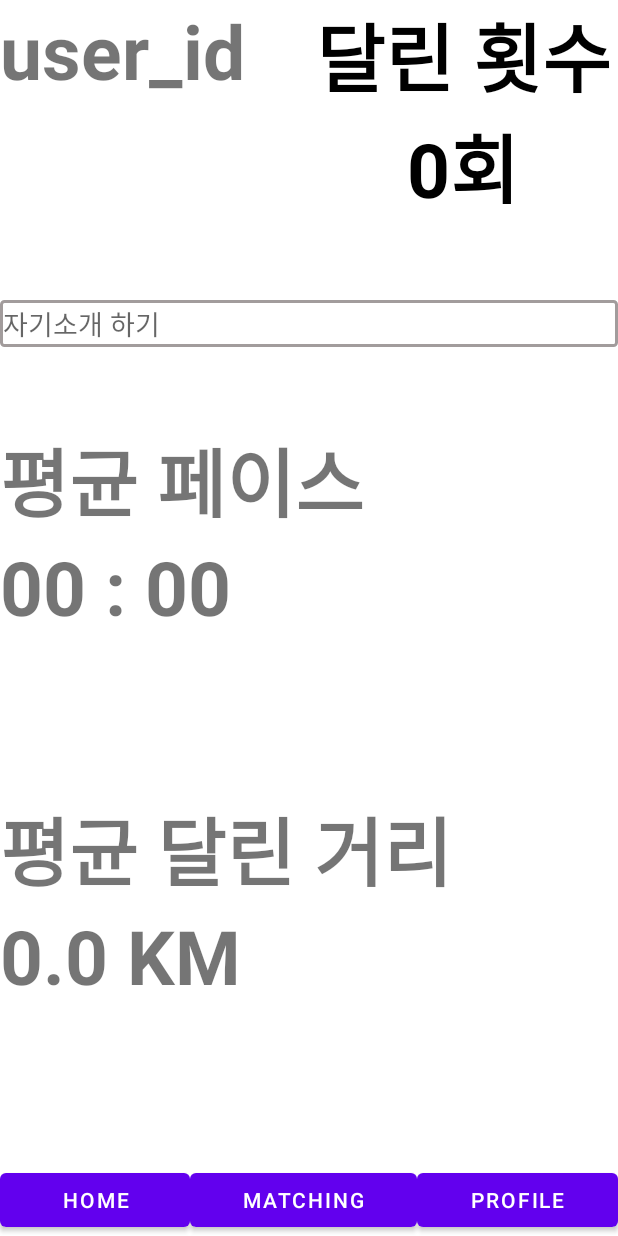
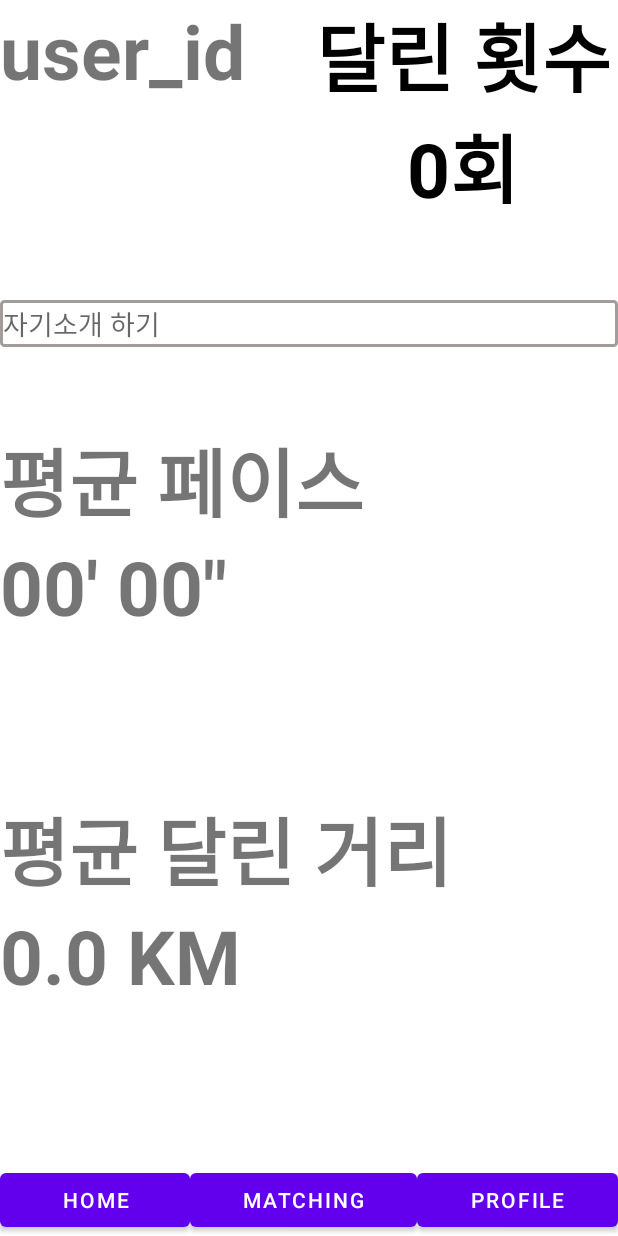
Before and after one commit to CSID-DGU/2022-01-OSSP1-Returns-2, an Android app: the layout activity_profile.xml on its own in the app's theme, with its tools: preview values and no code run, on a phone screen of 412 x 824 dp. Run offline under Robolectric (Android 15) with nearby library versions, the phone set to English and light mode, and no system bars.

Commit message:
xml 페이스 출력 수정

```diff
--- a/running_app/app/src/main/res/layout/activity_profile.xml
+++ b/running_app/app/src/main/res/layout/activity_profile.xml
@@ -114,7 +114,7 @@
                     android:id="@+id/averPaceNum"
                     android:layout_width="wrap_content"
                     android:layout_height="wrap_content"
-                    android:text="00 : 00"
+                    android:text="00&apos; 00&quot;"
                     android:textSize="50sp"
                     android:textStyle="bold"/>
 
```
